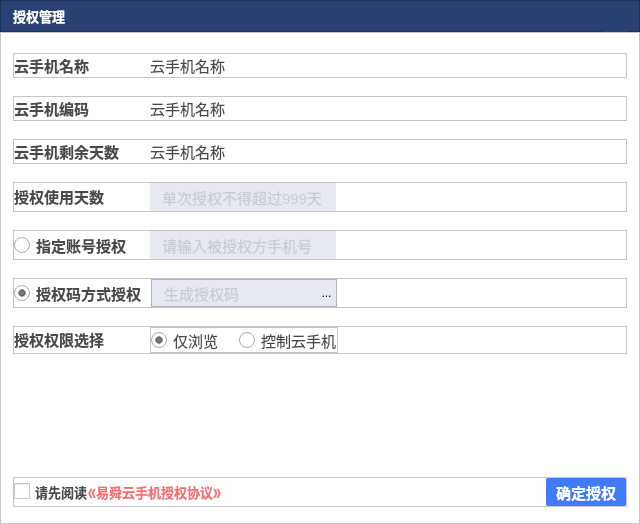
First picture: the form in addauthorizationdialog.ui, repository ZhouMei20220810/TEST, before the edit.
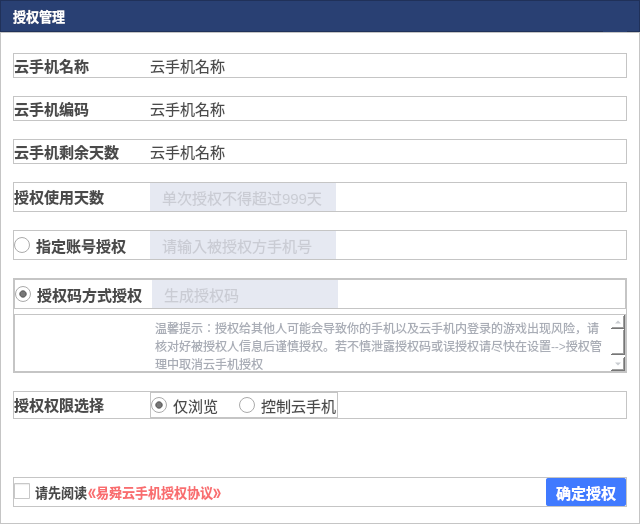
Second picture: the form after the edit. Icons and pictures are not drawn.

Commit message: 右键菜单授权，确定授权或者取消授权都刷新QTreeWidget数据

```diff
--- a/addauthorizationdialog.ui
+++ b/addauthorizationdialog.ui
@@ -7,7 +7,7 @@
     <x>0</x>
     <y>0</y>
     <width>640</width>
-    <height>487</height>
+    <height>504</height>
    </rect>
   </property>
   <property name="windowTitle">
@@ -846,15 +846,21 @@
           </item>
           <item>
            <widget class="QFrame" name="frame_8">
+            <property name="minimumSize">
+             <size>
+              <width>0</width>
+              <height>50</height>
+             </size>
+            </property>
             <property name="frameShape">
              <enum>QFrame::StyledPanel</enum>
             </property>
             <property name="frameShadow">
              <enum>QFrame::Raised</enum>
             </property>
-            <layout class="QHBoxLayout" name="horizontalLayout_8">
+            <layout class="QVBoxLayout" name="verticalLayout_4">
              <property name="spacing">
-              <number>9</number>
+              <number>5</number>
              </property>
              <property name="leftMargin">
               <number>0</number>
@@ -869,50 +875,16 @@
               <number>0</number>
              </property>
              <item>
-              <widget class="QRadioButton" name="radioButtonAuthorCode">
-               <property name="font">
-                <font>
-                 <pointsize>11</pointsize>
-                 <bold>true</bold>
-                </font>
-               </property>
-               <property name="styleSheet">
-                <string notr="true">color:#4A4A4A;</string>
-               </property>
-               <property name="text">
-                <string>授权码方式授权</string>
-               </property>
-               <property name="checked">
-                <bool>true</bool>
-               </property>
-              </widget>
-             </item>
-             <item>
-              <widget class="QFrame" name="frame_12">
-               <property name="minimumSize">
-                <size>
-                 <width>186</width>
-                 <height>28</height>
-                </size>
-               </property>
-               <property name="maximumSize">
-                <size>
-                 <width>186</width>
-                 <height>28</height>
-                </size>
-               </property>
-               <property name="styleSheet">
-                <string notr="true">background-color:#E6E9F2;</string>
-               </property>
+              <widget class="QFrame" name="frame_16">
                <property name="frameShape">
                 <enum>QFrame::StyledPanel</enum>
                </property>
                <property name="frameShadow">
                 <enum>QFrame::Raised</enum>
                </property>
-               <layout class="QHBoxLayout" name="horizontalLayout_11">
+               <layout class="QHBoxLayout" name="horizontalLayout_16">
                 <property name="spacing">
-                 <number>0</number>
+                 <number>9</number>
                 </property>
                 <property name="leftMargin">
                  <number>0</number>
@@ -926,6 +898,25 @@
                 <property name="bottomMargin">
                  <number>0</number>
                 </property>
+                <item>
+                 <widget class="QRadioButton" name="radioButtonAuthorCode">
+                  <property name="font">
+                   <font>
+                    <pointsize>11</pointsize>
+                    <bold>true</bold>
+                   </font>
+                  </property>
+                  <property name="styleSheet">
+                   <string notr="true">color:#4A4A4A;</string>
+                  </property>
+                  <property name="text">
+                   <string>授权码方式授权</string>
+                  </property>
+                  <property name="checked">
+                   <bool>true</bool>
+                  </property>
+                 </widget>
+                </item>
                 <item>
                  <widget class="QLineEdit" name="lineEditPhoneNum_2">
                   <property name="enabled">
@@ -933,8 +924,8 @@
                   </property>
                   <property name="minimumSize">
                    <size>
-                    <width>0</width>
-                    <height>0</height>
+                    <width>186</width>
+                    <height>28</height>
                    </size>
                   </property>
                   <property name="maximumSize">
@@ -963,51 +954,70 @@
                  </widget>
                 </item>
                 <item>
-                 <spacer name="horizontalSpacer_7">
+                 <spacer name="horizontalSpacer_5">
                   <property name="orientation">
                    <enum>Qt::Horizontal</enum>
                   </property>
                   <property name="sizeHint" stdset="0">
                    <size>
-                    <width>13</width>
-                    <height>20</height>
+                    <width>37</width>
+                    <height>17</height>
                    </size>
                   </property>
                  </spacer>
                 </item>
+               </layout>
+              </widget>
+             </item>
+             <item>
+              <widget class="QFrame" name="frame_15">
+               <property name="minimumSize">
+                <size>
+                 <width>0</width>
+                 <height>50</height>
+                </size>
+               </property>
+               <property name="maximumSize">
+                <size>
+                 <width>16777215</width>
+                 <height>58</height>
+                </size>
+               </property>
+               <property name="frameShape">
+                <enum>QFrame::StyledPanel</enum>
+               </property>
+               <property name="frameShadow">
+                <enum>QFrame::Raised</enum>
+               </property>
+               <layout class="QHBoxLayout" name="horizontalLayout_8">
+                <property name="spacing">
+                 <number>0</number>
+                </property>
+                <property name="leftMargin">
+                 <number>136</number>
+                </property>
+                <property name="topMargin">
+                 <number>0</number>
+                </property>
+                <property name="rightMargin">
+                 <number>0</number>
+                </property>
+                <property name="bottomMargin">
+                 <number>0</number>
+                </property>
                 <item>
-                 <widget class="QToolButton" name="toolBtnTips">
+                 <widget class="QPlainTextEdit" name="plainTextEdit">
                   <property name="styleSheet">
-                   <string notr="true">border:none;</string>
+                   <string notr="true">color:#A9ADB6;border:none</string>
                   </property>
-                  <property name="text">
-                   <string>...</string>
-                  </property>
-                  <property name="icon">
-                   <iconset resource="res.qrc">
-                    <normaloff>:/main/resource/main/zhangkai.png</normaloff>:/main/resource/main/zhangkai.png</iconset>
-                  </property>
-                  <property name="autoRaise">
-                   <bool>true</bool>
+                  <property name="plainText">
+                   <string>温馨提示：授权给其他人可能会导致你的手机以及云手机内登录的游戏出现风险，请核对好被授权人信息后谨慎授权。若不慎泄露授权码或误授权请尽快在设置--&gt;授权管理中取消云手机授权</string>
                   </property>
                  </widget>
                 </item>
                </layout>
               </widget>
              </item>
-             <item>
-              <spacer name="horizontalSpacer_5">
-               <property name="orientation">
-                <enum>Qt::Horizontal</enum>
-               </property>
-               <property name="sizeHint" stdset="0">
-                <size>
-                 <width>37</width>
-                 <height>17</height>
-                </size>
-               </property>
-              </spacer>
-             </item>
             </layout>
            </widget>
           </item>
```
The commit also changes 7 other files.
